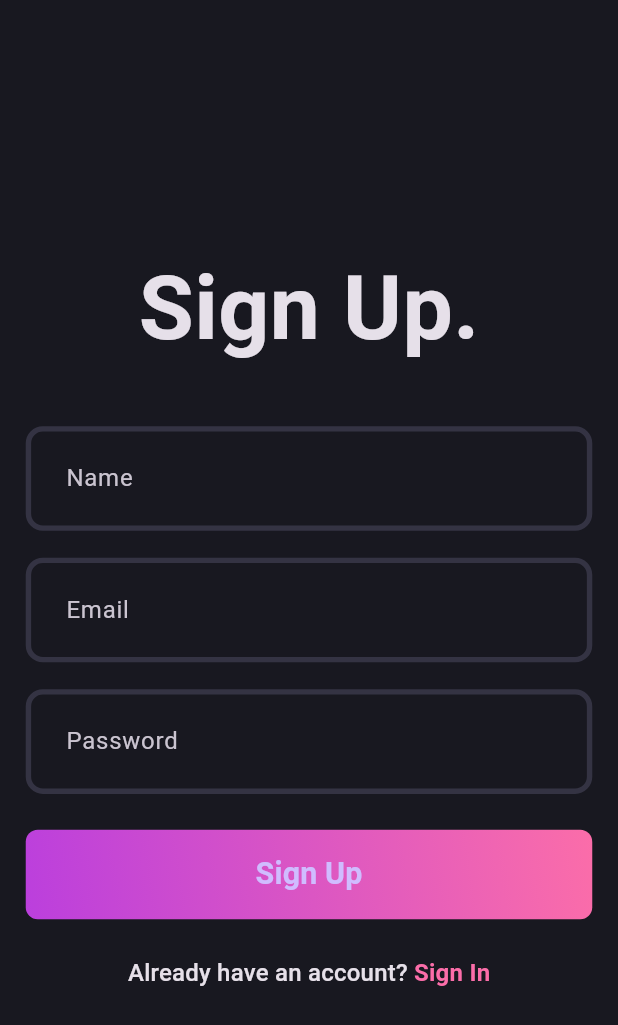
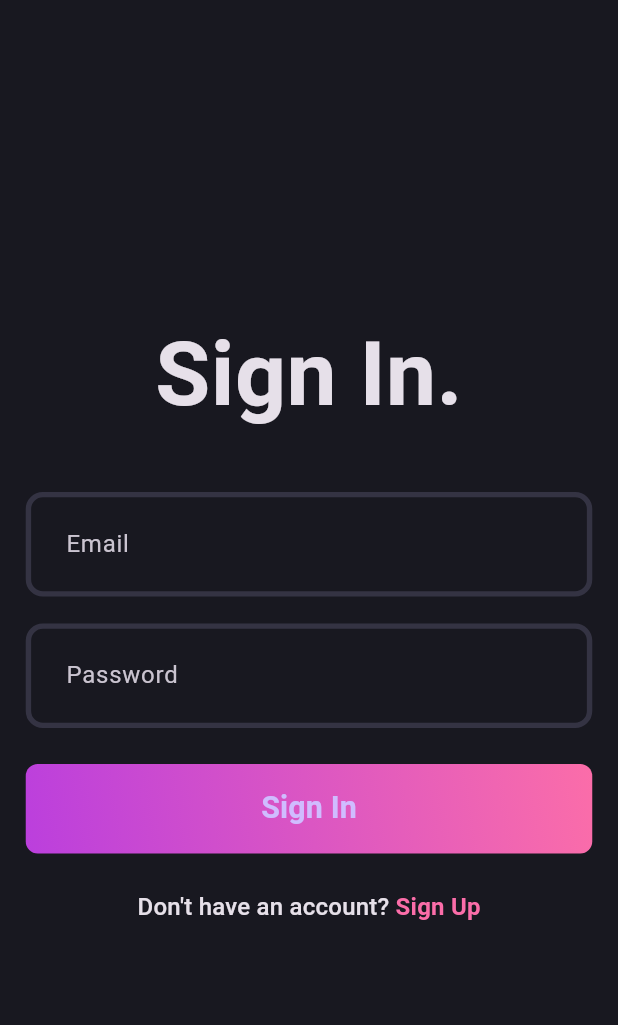
Before and after one commit to SarangIngle108/blog_application, a Flutter app: the screen it shows after launch, on a phone screen of 412 x 824 dp. Shown: the top 1025 px of the screen. Run offline on Flutter 3.47's test engine with Material 3 defaults, Android fonts, the phone set to English and light mode, and no system bars; our stand-ins replace flutter_screenutil, fpdart, supabase_flutter; accounts and stored records are empty.

Commit message:
implemented data layer for sign up

```diff
--- /dev/null
+++ b/lib/core/error/exceptions.dart
@@ -0,0 +1,4 @@
+class ServerException implements Exception {
+  final String message;
+  ServerException(this.message);
+}
--- /dev/null
+++ b/lib/core/error/failures.dart
@@ -0,0 +1,4 @@
+class Failure {
+  final String message;
+  const Failure([this.message = 'An Unexpected Error Occured']);
+}
--- /dev/null
+++ b/lib/core/secrets/app_secrets.dart
@@ -0,0 +1,5 @@
+class AppSecrets {
+  static const supabaseUrl = 'https://ifzuxvviwgwbqtoigcuq.supabase.co';
+  static const supabaseAnonKey =
+      'eyJhbGciOiJIUzI1NiIsInR5cCI6IkpXVCJ9.eyJpc3MiOiJzdXBhYmFzZSIsInJlZiI6ImlmenV4dnZpd2d3YnF0b2lnY3VxIiwicm9sZSI6ImFub24iLCJpYXQiOjE3MDk5OTQ4MjUsImV4cCI6MjAyNTU3MDgyNX0.25g9gD6i036JPtZ8lExye0HKFfUiG1KXzk0Vkovr0P0';
+}
--- a/lib/core/theme/theme.dart
+++ b/lib/core/theme/theme.dart
@@ -12,6 +12,8 @@ class AppTheme {
 
   static final darkThemeMode = ThemeData.dark().copyWith(
       scaffoldBackgroundColor: AppPallete.backgroundColor,
+      appBarTheme:
+          const AppBarTheme(backgroundColor: AppPallete.backgroundColor),
       inputDecorationTheme: InputDecorationTheme(
         contentPadding: EdgeInsets.all(20.w),
         enabledBorder: border(),
--- /dev/null
+++ b/lib/features/auth/presentation/pages/login_page.dart
@@ -0,0 +1,92 @@
+import 'package:blog_application/core/theme/app_pallete.dart';
+import 'package:blog_application/features/auth/presentation/pages/sign_up_page.dart';
+import 'package:blog_application/features/auth/presentation/widgets/auth_field.dart';
+import 'package:blog_application/features/auth/presentation/widgets/auth_gradient_button.dart';
+import 'package:flutter/material.dart';
+import 'package:flutter_screenutil/flutter_screenutil.dart';
+
+class LogInPage extends StatefulWidget {
+  const LogInPage({super.key});
+
+  @override
+  State<LogInPage> createState() => _LogInPageState();
+}
+
+class _LogInPageState extends State<LogInPage> {
+  final formKey = GlobalKey<FormState>();
+
+  final emailController = TextEditingController();
+  final passwordController = TextEditingController();
+
+  @override
+  void dispose() {
+    emailController.dispose();
+    passwordController.dispose();
+    super.dispose();
+  }
+
+  @override
+  Widget build(BuildContext context) {
+    return Scaffold(
+      body: Padding(
+        padding: EdgeInsets.symmetric(horizontal: 15.w),
+        child: Form(
+          key: formKey,
+          child: Column(
+            mainAxisAlignment: MainAxisAlignment.center,
+            crossAxisAlignment: CrossAxisAlignment.center,
+            children: [
+              Text(
+                'Sign In.',
+                style: TextStyle(fontSize: 50.h, fontWeight: FontWeight.bold),
+              ),
+              SizedBox(
+                height: 30.h,
+              ),
+              AuthField(
+                hintText: 'Email',
+                controller: emailController,
+              ),
+              SizedBox(
+                height: 15.h,
+              ),
+              AuthField(
+                hintText: 'Password',
+                controller: passwordController,
+                obscureText: true,
+              ),
+              SizedBox(
+                height: 20.h,
+              ),
+              const AuthGradientButton(buttonText: 'Sign In'),
+              SizedBox(
+                height: 20.h,
+              ),
+              GestureDetector(
+                onTap: () {
+                  Navigator.push(
+                      context,
+                      MaterialPageRoute(
+                          builder: (context) => const SignUpPage()));
+                },
+                child: RichText(
+                    text: TextSpan(
+                        text: 'Don\'t have an account? ',
+                        style: Theme.of(context).textTheme.titleMedium,
+                        children: [
+                      TextSpan(
+                          text: 'Sign Up',
+                          style:
+                              Theme.of(context).textTheme.titleMedium?.copyWith(
+                                    color: AppPallete.gradient2,
+                                    fontWeight: FontWeight.bold,
+                                  ))
+                    ])),
+              )
+            ],
+          ),
+        ),
+      ),
+    );
+  }
+}
--- a/lib/features/auth/presentation/widgets/auth_gradient_button.dart
+++ b/lib/features/auth/presentation/widgets/auth_gradient_button.dart
@@ -3,7 +3,8 @@ import 'package:flutter/material.dart';
 import 'package:flutter_screenutil/flutter_screenutil.dart';
 
 class AuthGradientButton extends StatelessWidget {
-  const AuthGradientButton({super.key});
+  final String buttonText;
+  const AuthGradientButton({super.key, required this.buttonText});
 
   @override
   Widget build(BuildContext context) {
@@ -22,7 +23,7 @@ class AuthGradientButton extends StatelessWidget {
             backgroundColor: AppPallete.transparentColor,
             shadowColor: AppPallete.transparentColor),
         child: Text(
-          'Sign Up',
+          buttonText,
           style: TextStyle(fontSize: 17.h, fontWeight: FontWeight.w600),
         ),
       ),
--- a/lib/main.dart
+++ b/lib/main.dart
@@ -1,9 +1,15 @@
+import 'package:blog_application/core/secrets/app_secrets.dart';
 import 'package:blog_application/core/theme/theme.dart';
+import 'package:blog_application/features/auth/presentation/pages/login_page.dart';
 import 'package:blog_application/features/auth/presentation/pages/sign_up_page.dart';
 import 'package:flutter/material.dart';
 import 'package:flutter_screenutil/flutter_screenutil.dart';
+import 'package:supabase_flutter/supabase_flutter.dart';
 
-void main() {
+void main() async {
+  WidgetsFlutterBinding.ensureInitialized();
+  final supabase = await Supabase.initialize(
+      anonKey: AppSecrets.supabaseAnonKey, url: AppSecrets.supabaseUrl);
   runApp(const MyApp());
 }
 
@@ -19,7 +25,7 @@ class MyApp extends StatelessWidget {
           title: 'Blog Application',
           debugShowCheckedModeBanner: false,
           theme: AppTheme.darkThemeMode,
-          home: const SignUpPage(),
+          home: const LogInPage(),
         );
       },
     );
--- a/pubspec.yaml
+++ b/pubspec.yaml
@@ -36,6 +36,8 @@ dependencies:
   # Use with the CupertinoIcons class for iOS style icons.
   cupertino_icons: ^1.0.2
   flutter_screenutil: ^5.9.0
+  fpdart: ^1.1.0
+  supabase_flutter: ^2.3.4
 
 dev_dependencies:
   flutter_test:
```
Also changed, not shown: lib/features/auth/data/data_sources/auth_remote_data_source.dart (added, +41 -0 lines), lib/features/auth/data/repsitory/auth_repo_impl.dart (added, +31 -0 lines), lib/features/auth/domain/repository/auth_repository.dart (added, +15 -0 lines), lib/features/auth/presentation/pages/sign_up_page.dart (+29 -6 lines), pubspec.lock, 5 other files.
